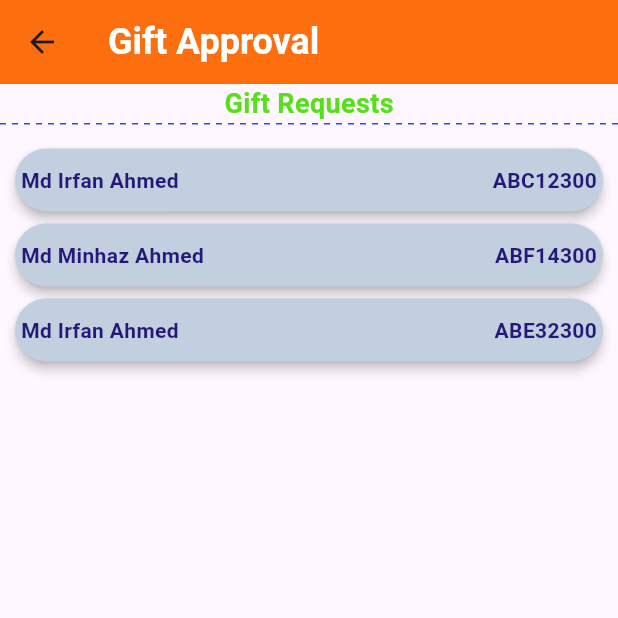
After one commit to minhazmashfi/Niret_ERP, a Flutter app: the Approval_IS screen opened directly, on a phone screen of 412 x 824 dp, the top half of it. The commit adds this screen. Run offline on Flutter 3.47's test engine with Material 3 defaults, Android fonts, the phone set to English and light mode, and no system bars; drawn by our look-alikes of dotted_line; our stand-ins replace get, google_fonts; missing offline and left inert: back_pressed; Roboto replaces fonts that are missing (Ubuntu).

Commit message:
Approval module added

```diff
--- /dev/null
+++ b/lib/approval_IS.dart
@@ -0,0 +1,101 @@
+import 'package:dotted_line/dotted_line.dart';
+import 'package:flutter/cupertino.dart';
+import 'package:flutter/material.dart';
+import 'package:google_fonts/google_fonts.dart';
+
+class Approval_IS extends StatefulWidget{
+  Approval_IS({super.key});
+  @override
+  State<Approval_IS> createState() {
+
+    return Approval_IS_State();
+  }
+}
+class Approval_IS_State extends State<Approval_IS>{
+ @override
+ Widget build(context){
+  return Scaffold(
+    appBar: AppBar(
+        title: Text('Gift Approval',
+            style: GoogleFonts.ubuntu(
+                color: Colors.white,
+                fontSize: 24,
+                fontWeight: FontWeight.bold)),
+        backgroundColor: Color.fromARGB(255, 253, 110, 15),
+    ),
+    body: Column(children: [
+     Text('Gift Requests',style: GoogleFonts.ubuntu(fontSize:18,fontWeight:FontWeight.bold,color:Color.fromARGB(255, 87, 223, 25)),),
+     DottedLine(lineLength:double.infinity,dashColor: Color.fromARGB(255, 51, 69, 235),),
+     const SizedBox(height: 12,),
+     Padding(
+       padding: const EdgeInsets.only(left: 6.0,right: 6.0),
+       child: Container(
+        height:50 ,
+         child: Card(
+          color: Color.fromARGB(255, 193, 207, 223),
+          elevation: 3 ,
+          shape: RoundedRectangleBorder(borderRadius:BorderRadius.circular(40) ),
+          margin: EdgeInsets.all(4),
+
+          child:Row(
+            children: [
+              const SizedBox(width:4,),
+              Text('Md Irfan Ahmed',style: GoogleFonts.roboto(fontSize:14, color:Color.fromARGB(255, 38, 24, 121),fontWeight:FontWeight.bold),),
+              const Spacer(),
+              Text('ABC12300',style: GoogleFonts.roboto(fontSize:14, color:Color.fromARGB(255, 38, 24, 121),fontWeight:FontWeight.bold),),
+              const SizedBox(width:4,)
+            ],
+          )
+         ),
+       ),
+     ),
+      Padding(
+       padding: const EdgeInsets.only(left: 6.0,right: 6.0),
+       child: Container(
+        height:50 ,
+         child: Card(
+          color: Color.fromARGB(255, 193, 207, 223),
+          elevation: 3 ,
+          shape: RoundedRectangleBorder(borderRadius:BorderRadius.circular(40) ),
+          margin: EdgeInsets.all(4),
+
+          child:Row(
+            children: [
+              const SizedBox(width:4,),
+              Text('Md Minhaz Ahmed',style: GoogleFonts.roboto(fontSize:14, color:Color.fromARGB(255, 38, 24, 121),fontWeight:FontWeight.bold),),
+              const Spacer(),
+              Text('ABF14300',style: GoogleFonts.roboto(fontSize:14, color:Color.fromARGB(255, 38, 24, 121),fontWeight:FontWeight.bold),),
+              const SizedBox(width:4,),
+            ],
+          )
+         ),
+       ),
+     ),
+      Padding(
+       padding: const EdgeInsets.only(left: 6.0,right: 6.0),
+       child: Container(
+        height:50 ,
+         child: Card(
+          color: Color.fromARGB(255, 193, 207, 223),
+          elevation: 3 ,
+          shape: RoundedRectangleBorder(borderRadius:BorderRadius.circular(40) ),
+          margin: EdgeInsets.all(4),
+
+          child:Row(
+            children: [
+              const SizedBox(width:4,),
+              Text('Md Irfan Ahmed',style: GoogleFonts.roboto(fontSize:14, color:Color.fromARGB(255, 38, 24, 121),fontWeight:FontWeight.bold),),
+              const Spacer(),
+              Text('ABE32300',style: GoogleFonts.roboto(fontSize:14, color:Color.fromARGB(255, 38, 24, 121),fontWeight:FontWeight.bold),),
+              const SizedBox(width:4,),
+            ],
+          )
+         ),
+       ),
+     ),
+
+      ],),
+
+  );
+ }
+}
--- a/lib/shoelist_tiles.dart
+++ b/lib/shoelist_tiles.dart
@@ -60,7 +60,7 @@ class ShoeListTiles extends StatelessWidget {
 
                       const Spacer(),
                       ElevatedButton(onPressed: (){
-                      totalpricecal(price);
+                      totalpricecal(price,'add');
                       List itemsummary=[];
                       itemsummary.add(labelText);
                       itemsummary.add(price);
--- a/lib/sidebar_IS.dart
+++ b/lib/sidebar_IS.dart
@@ -1,10 +1,12 @@
 import 'package:flutter/material.dart';
 import 'package:google_fonts/google_fonts.dart';
+import 'package:niret_app/approval_IS.dart';
 import 'package:niret_app/cart_page.dart';
 
 class SideBar_IS extends StatelessWidget{
-  SideBar_IS(this.itemInfo,this.total,{super.key});
+  SideBar_IS(this.itemInfo,this.total,this.totalpricecal,{super.key});
   int total;
+  final Function totalpricecal;
 final List<Map<String,Object>> itemInfo;
 @override
 Widget build(context){
@@ -22,7 +24,7 @@ Widget build(context){
         trailing: Icon(Icons.shopping_cart_sharp,color: Colors.white,),
 
         onTap: (){
-         Navigator.push(context, MaterialPageRoute(builder: (context)=>CartPage(itemInfo,total)));
+         Navigator.push(context, MaterialPageRoute(builder: (context)=>CartPage(itemInfo,total,totalpricecal)));
         },
 
        ),
@@ -41,7 +43,14 @@ Widget build(context){
 
         },
 
-       )
+       ),
+        ListTile(
+        title: Text('Approval',style: TextStyle(color: Colors.white,fontSize: 14,fontWeight: FontWeight.bold),),
+        trailing: Icon(Icons.approval,color: Colors.white),
+        onTap: (){
+          Navigator.push(context, MaterialPageRoute(builder: (context)=> Approval_IS()));
+        },
+        ),
       ],
     )
 
```
Also changed, not shown: lib/cart_page.dart (+17 -4 lines), lib/internal_sale.dart (+9 -3 lines).
